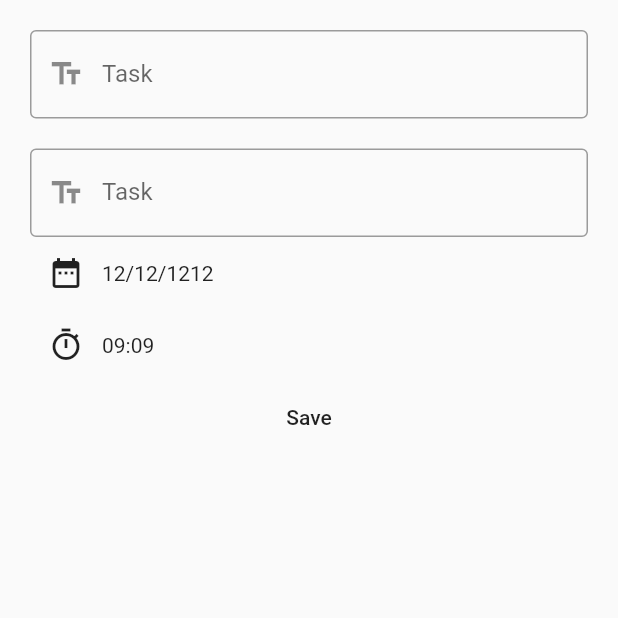
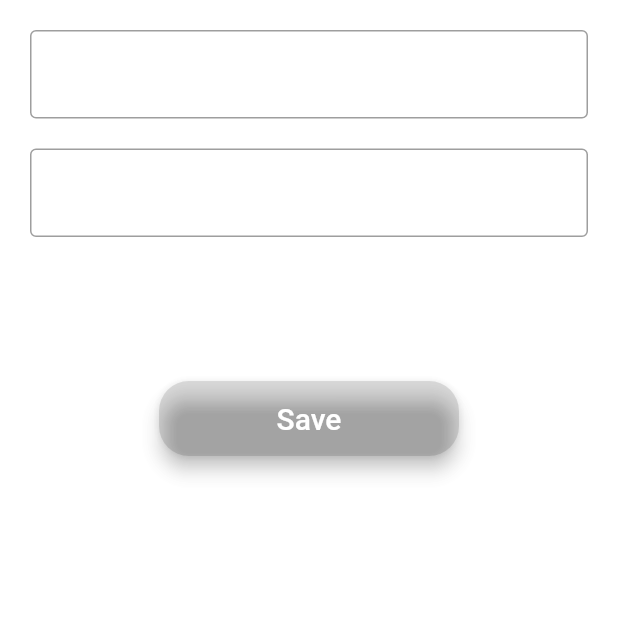
Before and after one commit to deepak-gup7a/do_together, a Flutter app: the AddTaskForm screen opened directly, on a phone screen of 412 x 824 dp, the top half of it. Run offline on Flutter 3.47's test engine with Material 2 defaults, Android fonts, the phone set to English and light mode, and no system bars.

Commit message:
task add page UI updated

```diff
--- a/lib/AddTaskPage.dart
+++ b/lib/AddTaskPage.dart
@@ -37,7 +37,8 @@ class _AddTaskFormState extends State<AddTaskForm> {
   @override
   Widget build(BuildContext context) {
     return Scaffold(
-        body: SafeArea(
+      backgroundColor: Colors.white38,
+      body: SafeArea(
       child: Container(
         padding: EdgeInsets.all(20.0),
         child: Form(
@@ -46,10 +47,13 @@ class _AddTaskFormState extends State<AddTaskForm> {
             children: [
               TextFormField(
                 controller: _taskNameController,
+            //    style: TextStyle(color: Colors.white),
                 decoration: InputDecoration(
+                  hintStyle: TextStyle(color: Colors.white),
+                  labelStyle: TextStyle(color: Colors.white),
                   contentPadding: EdgeInsets.all(20.0),
                   border: OutlineInputBorder(),
-                  prefixIcon: Icon(Icons.text_fields),
+                  prefixIcon: Icon(Icons.text_fields, color: Colors.white,),
                   labelText: "Task",
                   hintText: "Task Name",
                 ),
@@ -64,9 +68,11 @@ class _AddTaskFormState extends State<AddTaskForm> {
               TextFormField(
                 controller: _taskDescriptionController,
                 decoration: InputDecoration(
+                  hintStyle: TextStyle(color: Colors.white),
+                  labelStyle: TextStyle(color: Colors.white),
                   contentPadding: EdgeInsets.all(20.0),
                   border: OutlineInputBorder(),
-                  prefixIcon: Icon(Icons.text_fields),
+                  prefixIcon: Icon(Icons.text_fields, color: Colors.white,),
                   labelText: "Task",
                   hintText: "Task Description",
                 ),
@@ -80,21 +86,31 @@ class _AddTaskFormState extends State<AddTaskForm> {
               Container(
                 child: Row(
                   children: [
-                    IconButton(icon: Icon(Icons.date_range), onPressed:()=>getDate()),
-                    Text(_date),
+                    IconButton(icon: Icon(Icons.date_range), onPressed:()=>getDate(), color: Colors.white,),
+                    Text(
+                        _date,
+                      style: TextStyle(color: Colors.white),
+                    ),
                   ],
                 ),
               ),
               Container(
                 child: Row(
                   children: [
-                    IconButton(icon: Icon(Icons.timer_sharp), onPressed:()=>getTime()),
-                    Text(_time),
+                    IconButton(icon: Icon(Icons.timer_sharp), onPressed:()=>getTime(), color: Colors.white,),
+                    Text(_time, style: TextStyle(color: Colors.white),),
                   ],
                 ),
               ),
               MaterialButton(
-                child: Text("Save"),
+                color: Colors.black12,
+                height: 50.0,
+                minWidth: 200.0,
+                shape: RoundedRectangleBorder(borderRadius: BorderRadius.all(Radius.circular(20.0))),
+                elevation: 5.0,
+                child: Text("Save",
+                  style: TextStyle(color: Colors.white, fontSize: 20.0),
+                ),
                 onPressed: () {
                   if (_formKey.currentState.validate()) {
                     Provider.of<TaskData>(context,listen: false).addTask(Task(_taskNameController.text,_taskDescriptionController.text,DateTime.now(),true,DateTime.now()));
```
Also changed, not shown: pubspec.lock.
